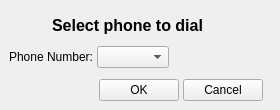
First picture: the form in src/view/ChoosePhoneNumber.ui, repository the-butterfly-effect/tbe, before the edit.
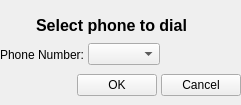
Second picture: the form after the edit. Icons and pictures are not drawn. Custom widgets are drawn as their Qt base class.

Commit message: complete issue #31: make dialog fully scalable horizontally

What changed in the file:
```diff
--- a/src/view/ChoosePhoneNumber.ui
+++ b/src/view/ChoosePhoneNumber.ui
@@ -6,8 +6,8 @@
    <rect>
     <x>0</x>
     <y>0</y>
-    <width>280</width>
-    <height>110</height>
+    <width>241</width>
+    <height>105</height>
    </rect>
   </property>
   <property name="sizePolicy">
@@ -44,7 +44,13 @@
       </sizepolicy>
      </property>
      <property name="styleSheet">
-      <string notr="true">background: url(:/ChoosePhoneNumber.png);</string>
+      <string notr="true">QFrame#frame {
+  border-image: url(:/ChoosePhoneNumber.png) 1 32 1 25;
+            border-top: 1px transparent;
+            border-right: 32px transparent;
+            border-bottom: 1px transparent;
+            border-left: 20px transparent;
+}</string>
      </property>
      <property name="frameShape">
       <enum>QFrame::NoFrame</enum>
@@ -59,11 +65,14 @@
       <property name="spacing">
        <number>4</number>
       </property>
+      <property name="leftMargin">
+       <number>0</number>
+      </property>
       <property name="topMargin">
        <number>16</number>
       </property>
       <property name="rightMargin">
-       <number>17</number>
+       <number>0</number>
       </property>
       <item>
        <layout class="QHBoxLayout" name="horizontalLayout_3">
```
